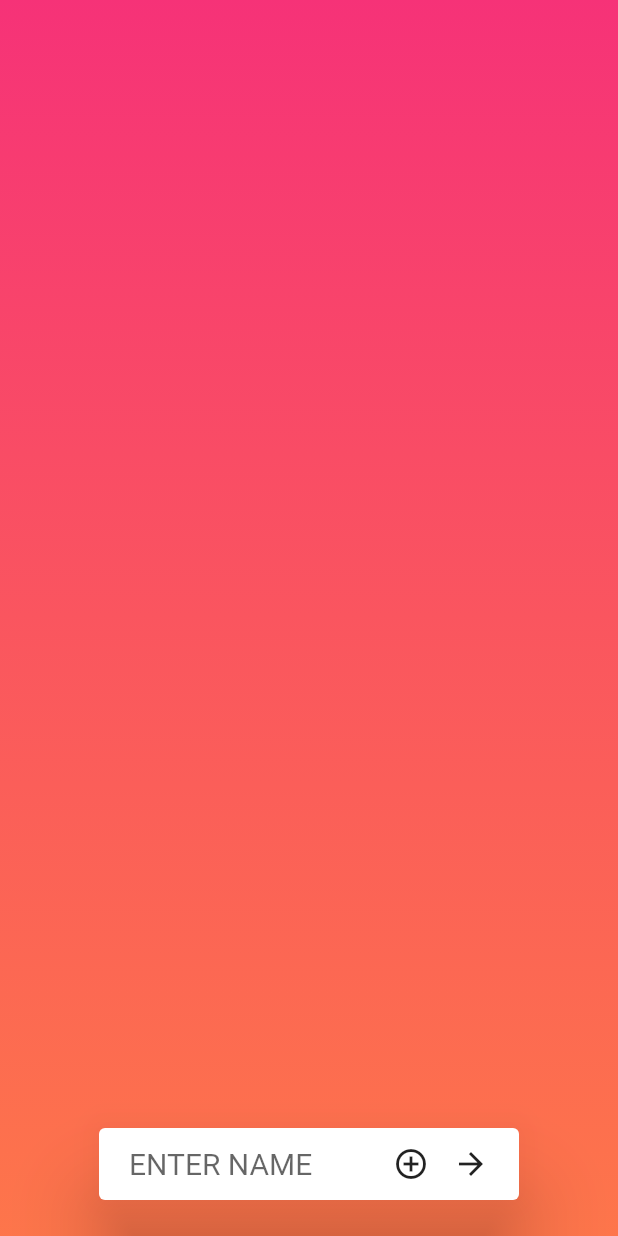
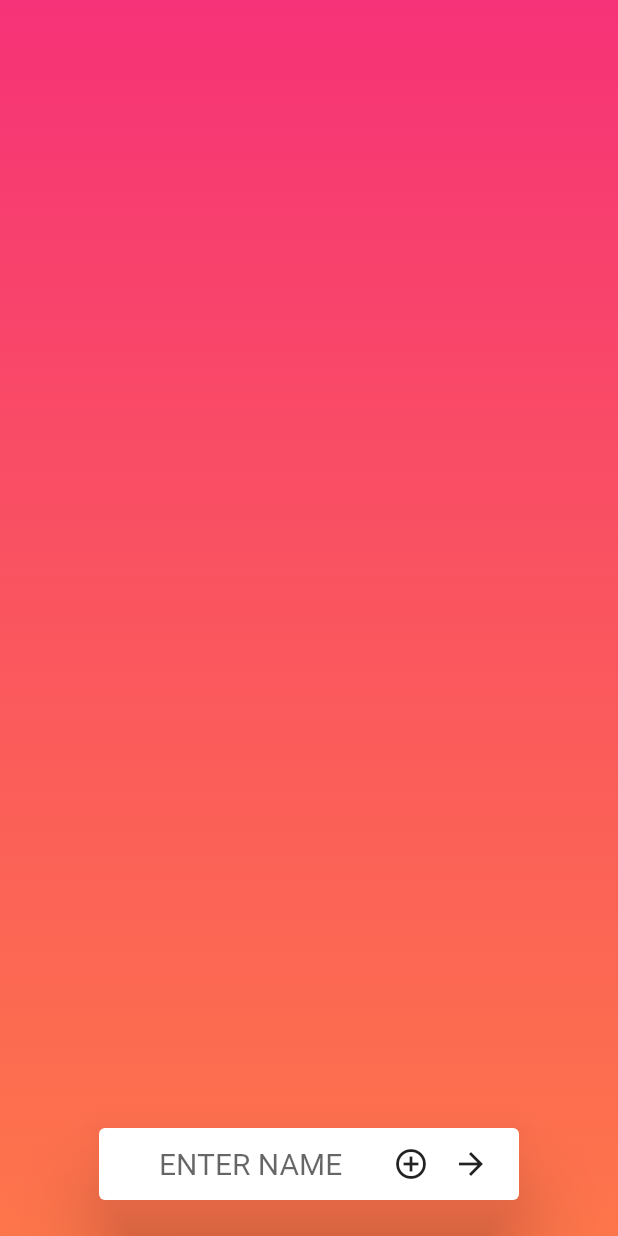
Before and after one commit to SanchitAjmera/NOCONTEXTSPORT, a Flutter app: the screen it shows after launch, on a phone screen of 412 x 824 dp. Run offline on Flutter 3.47's test engine with Material 2 defaults, Android fonts, the phone set to English and light mode, and no system bars.

```diff
--- a/src/App/noContextSportSpinner/lib/main.dart
+++ b/src/App/noContextSportSpinner/lib/main.dart
@@ -61,7 +61,7 @@ class _mainPageState extends State<MainPage> {
               child: Center(
                 child: new AlertDialog(
                   contentPadding: EdgeInsets.only(
-                    left: 20,
+                    left: 40,
                     right: 20,
                   ),
                   //  title: new Text("Enter Name"),
@@ -71,7 +71,7 @@ class _mainPageState extends State<MainPage> {
                     children: <Widget>[
                       Container(
                         padding: EdgeInsets.all(0),
-                        width: 150.0,
+                        width: 130.0,
                         child: Center(
                           child: TextField(
                             style: TextStyle(fontSize: 20),
@@ -83,8 +83,8 @@ class _mainPageState extends State<MainPage> {
                           ),
                         ),
                       ),
-                      new Spacer(), // I just added one line
-                      new Spacer(), // I just added one line
+                      new Spacer(),
+  //                    new Spacer(),
                       Container(
                         width: 40.0,
                         child: new FlatButton (
```
Also changed, not shown: src/App/noContextSportSpinner/lib/board_view.dart (+5 -2 lines).
